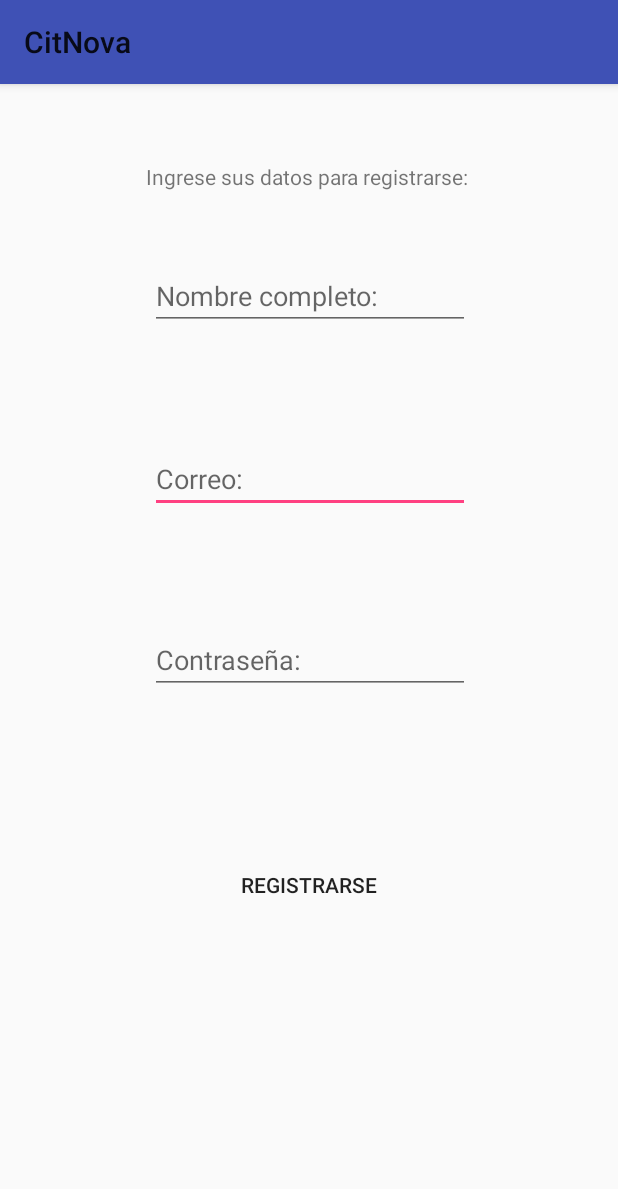
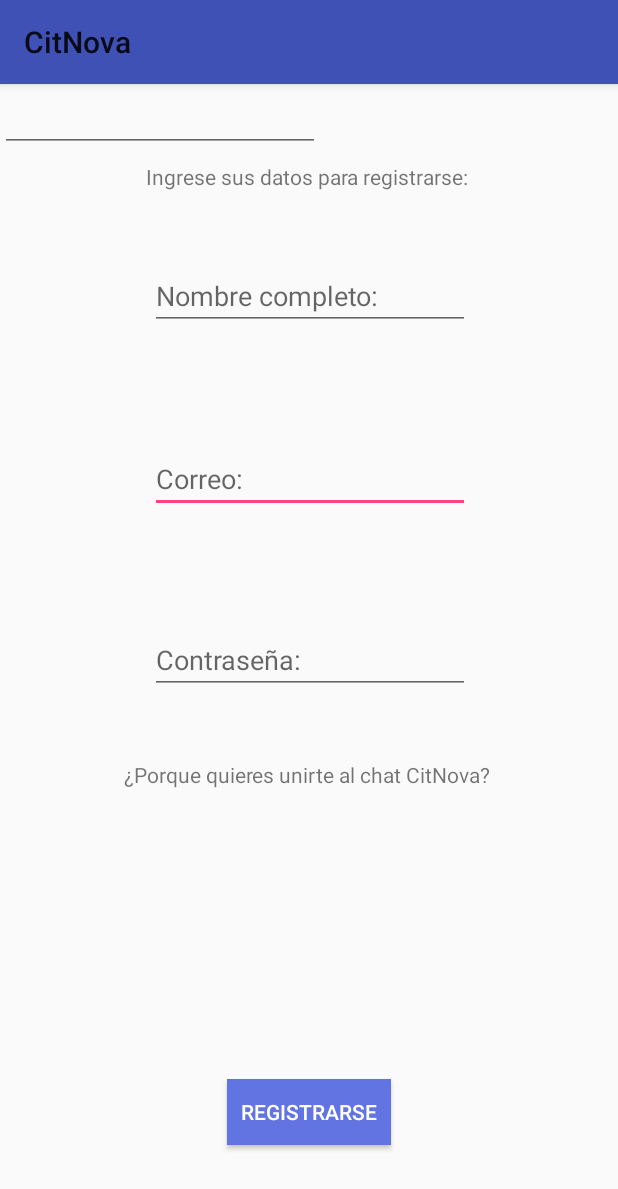
Before and after one commit to GhostFire117/ProyectoFixter, an Android app: the screen it shows after launch (Registro), on a phone screen of 412 x 824 dp. Shown: the top 1189 px of the screen. Run offline under Robolectric (Android 15) with nearby library versions, the phone set to English and light mode, and no system bars; our stand-ins replace Firebase (no records; nobody signed in at launch, a user with empty details on screens opened directly).

Commit message:
Autentificación con FireBase

```diff
--- a/CitNova/app/build.gradle
+++ b/CitNova/app/build.gradle
@@ -26,5 +26,10 @@ dependencies {
     })
     compile 'com.android.support:appcompat-v7:25.3.1'
     compile 'com.android.support.constraint:constraint-layout:1.0.2'
+    compile 'com.google.firebase:firebase-auth:10.0.1'
     testCompile 'junit:junit:4.12'
 }
+
+
+
+apply plugin: 'com.google.gms.google-services'
--- a/CitNova/app/src/main/AndroidManifest.xml
+++ b/CitNova/app/src/main/AndroidManifest.xml
@@ -16,6 +16,7 @@
                 <category android:name="android.intent.category.LAUNCHER" />
             </intent-filter>
         </activity>
+        <activity android:name=".EleccionDeChat"></activity>
     </application>
 
 </manifest>
--- a/CitNova/app/src/main/java/com/example/luys117/citnova/Registro.java
+++ b/CitNova/app/src/main/java/com/example/luys117/citnova/Registro.java
@@ -1,13 +1,85 @@
 package com.example.luys117.citnova;
 
+import android.content.Intent;
+import android.support.annotation.NonNull;
 import android.support.v7.app.AppCompatActivity;
 import android.os.Bundle;
+import android.util.Log;
+import android.widget.EditText;
+import android.widget.Toast;
+
+import com.google.android.gms.tasks.OnCompleteListener;
+import com.google.android.gms.tasks.Task;
+import com.google.firebase.auth.AuthResult;
+import com.google.firebase.auth.FirebaseAuth;
+import com.google.firebase.auth.FirebaseUser;
 
 public class Registro extends AppCompatActivity {
+    private FirebaseAuth mAuth;
+    private FirebaseAuth.AuthStateListener mAuthListener;
+    EditText nombre,correo,contraseña,motivo;
 
     @Override
     protected void onCreate(Bundle savedInstanceState) {
         super.onCreate(savedInstanceState);
         setContentView(R.layout.activity_registro);
+        nombre=(EditText) findViewById(R.id.nombre);
+        correo=(EditText) findViewById(R.id.correo);
+        contraseña=(EditText) findViewById(R.id.contraseña);
+        motivo=(EditText) findViewById(R.id.motivo);
+        mAuth = FirebaseAuth.getInstance();
+
+        mAuthListener = new FirebaseAuth.AuthStateListener() {
+            @Override
+            public void onAuthStateChanged(@NonNull FirebaseAuth firebaseAuth) {
+                FirebaseUser user = firebaseAuth.getCurrentUser();
+                if (user != null) {
+                    // User is signed in
+                    Log.d("lol", "onAuthStateChanged:signed_in:" + user.getUid());
+                    Intent go=new Intent(getApplicationContext(),EleccionDeChat.class);
+                    startActivity(go);
+                } else {
+                    // User is signed out
+                    Log.d("lel", "onAuthStateChanged:signed_out");
+                }
+                // ...
+            }
+        };
     }
-}
+
+    @Override
+    public void onStart() {
+        super.onStart();
+        mAuth.addAuthStateListener(mAuthListener);
+    }
+
+
+    @Override
+    public void onStop() {
+        super.onStop();
+        if (mAuthListener != null) {
+            mAuth.removeAuthStateListener(mAuthListener);
+        }
+    }
+
+    private void createAccount(String correo,String contra){
+        mAuth.createUserWithEmailAndPassword(correo, contra)
+                .addOnCompleteListener(this, new OnCompleteListener<AuthResult>() {
+                    @Override
+                    public void onComplete(@NonNull Task<AuthResult> task) {
+                        Log.d("lal", "createUserWithEmail:onComplete:" + task.isSuccessful());
+
+                        // If sign in fails, display a message to the user. If sign in succeeds
+                        // the auth state listener will be notified and logic to handle the
+                        // signed in user can be handled in the listener.
+                        if (!task.isSuccessful()) {
+                            Toast.makeText(Registro.this,"No existes viejo :/",Toast.LENGTH_SHORT).show();
+                        }
+
+                        // ...
+                    }
+                });
+
+    }
+
+}/*Fin de la clase*/
--- a/CitNova/app/src/main/res/layout/activity_registro.xml
+++ b/CitNova/app/src/main/res/layout/activity_registro.xml
@@ -11,13 +11,26 @@
         android:layout_width="wrap_content"
         android:layout_height="wrap_content"
         android:layout_marginTop="8dp"
-        android:text="Ingrese sus datos para registrarse: "
+        android:text="¿Porque quieres unirte al chat CitNova? "
         app:layout_constraintBottom_toBottomOf="parent"
+        app:layout_constraintHorizontal_bias="0.502"
         app:layout_constraintLeft_toLeftOf="parent"
         app:layout_constraintRight_toRightOf="parent"
         app:layout_constraintTop_toTopOf="parent"
-        app:layout_constraintVertical_bias="0.059"
-        app:layout_constraintHorizontal_bias="0.502" />
+        app:layout_constraintVertical_bias="0.598" />
+
+    <TextView
+        android:id="@+id/textView"
+        android:layout_width="wrap_content"
+        android:layout_height="wrap_content"
+        android:layout_marginTop="8dp"
+        android:text="Ingrese sus datos para registrarse: "
+        app:layout_constraintBottom_toBottomOf="parent"
+        app:layout_constraintHorizontal_bias="0.502"
+        app:layout_constraintLeft_toLeftOf="parent"
+        app:layout_constraintRight_toRightOf="parent"
+        app:layout_constraintTop_toTopOf="parent"
+        app:layout_constraintVertical_bias="0.059" />
 
     <EditText
         android:id="@+id/correo"
@@ -55,7 +68,7 @@
         app:layout_constraintTop_toTopOf="parent" />
 
     <EditText
-        android:id="@+id/editText2"
+        android:id="@+id/nombre"
         android:layout_width="wrap_content"
         android:layout_height="wrap_content"
         android:layout_marginBottom="8dp"
@@ -74,18 +87,29 @@
 
     <Button
         android:id="@+id/boton"
-        style="@style/Widget.AppCompat.Button.Borderless"
-        android:layout_width="wrap_content"
-        android:layout_height="wrap_content"
+        style="@style/Widget.AppCompat.Button.Colored"
+        android:layout_width="109dp"
+        android:layout_height="44dp"
         android:layout_marginBottom="8dp"
         android:layout_marginLeft="8dp"
         android:layout_marginRight="8dp"
         android:layout_marginTop="8dp"
         android:text="Registrarse"
+        android:background="@color/colorPrimaryDark"
+        android:textColorLink="@android:color/holo_blue_dark"
         app:layout_constraintBottom_toBottomOf="parent"
         app:layout_constraintLeft_toLeftOf="parent"
         app:layout_constraintRight_toRightOf="parent"
         app:layout_constraintTop_toTopOf="parent"
-        app:layout_constraintVertical_bias="0.713" />
+        app:layout_constraintVertical_bias="0.926" />
+
+    <EditText
+        android:id="@+id/motivo"
+        android:layout_width="wrap_content"
+        android:layout_height="wrap_content"
+        android:ems="10"
+        android:inputType="textMultiLine"
+        tools:layout_editor_absoluteX="85dp"
+        tools:layout_editor_absoluteY="333dp" />
 
 </android.support.constraint.ConstraintLayout>
--- a/CitNova/app/src/main/res/values/colors.xml
+++ b/CitNova/app/src/main/res/values/colors.xml
@@ -1,6 +1,6 @@
 <?xml version="1.0" encoding="utf-8"?>
 <resources>
     <color name="colorPrimary">#3F51B5</color>
-    <color name="colorPrimaryDark">#303F9F</color>
+    <color name="colorPrimaryDark">#6274e2</color>
     <color name="colorAccent">#FF4081</color>
 </resources>
--- a/CitNova/build.gradle
+++ b/CitNova/build.gradle
@@ -9,6 +9,7 @@ buildscript {
 
         // NOTE: Do not place your application dependencies here; they belong
         // in the individual module build.gradle files
+        classpath 'com.google.gms:google-services:3.0.0'
     }
 }
 
```
Also changed, not shown: CitNova/app/src/main/java/com/example/luys117/citnova/EleccionDeChat.java (added, +13 -0 lines), CitNova/app/src/main/res/layout/activity_eleccion_de_chat.xml (added, +9 -0 lines), 1 other file.
